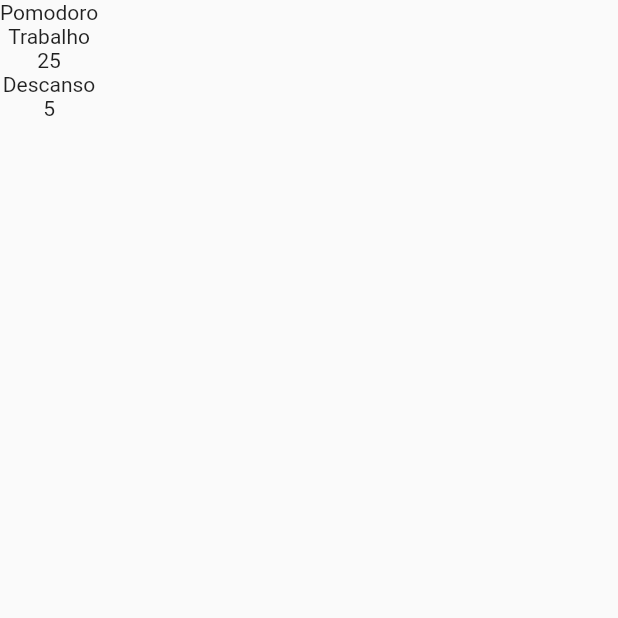
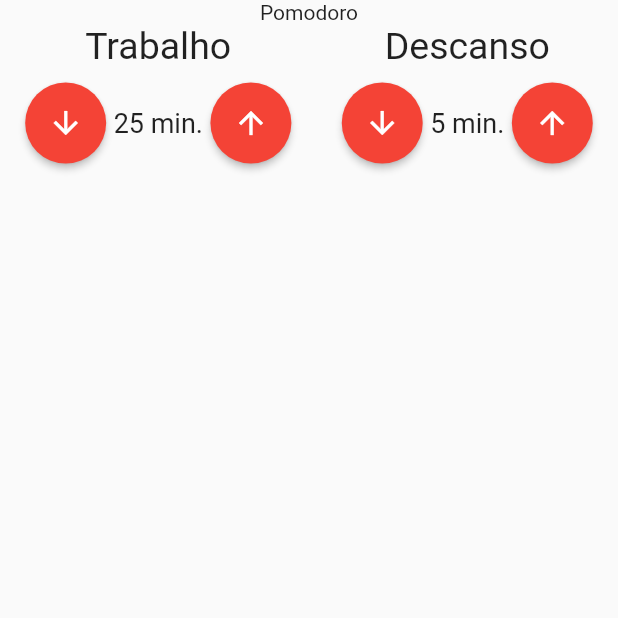
Before and after one commit to WesleyPizetta/pomodoro, a Flutter app: the screen it shows after launch, on a phone screen of 412 x 824 dp, the top half of it. Run offline on Flutter 3.47's test engine with Material 2 defaults, Android fonts, the phone set to English and light mode, and no system bars; our stand-ins replace mobx; generated files the repository leaves out were written again.

Commit message:
ajustando componentes iniciais na tela

```diff
--- a/lib/components/EntradaTempo.dart
+++ b/lib/components/EntradaTempo.dart
@@ -1,3 +1,4 @@
+import 'package:flutter/cupertino.dart';
 import 'package:flutter/material.dart';
 
 class EntradaTempo extends StatelessWidget {
@@ -13,9 +14,44 @@ class EntradaTempo extends StatelessWidget {
   @override
   Widget build(BuildContext context) {
     return Column(
+      crossAxisAlignment: CrossAxisAlignment.center,
       children: [
-        Text(this.titulo),
-        Text('${this.valor}')
+        Text(this.titulo, style: TextStyle(
+            fontSize: 25
+        ),),
+        SizedBox(height: 10,),
+        Row(
+          mainAxisAlignment: MainAxisAlignment.center,
+          children: [
+            ElevatedButton(
+                onPressed: () {},
+                child: Icon(
+                    Icons.arrow_downward,
+                    color: Colors.white
+                ),
+              style: ElevatedButton.styleFrom(
+                shape: CircleBorder(),
+                padding: EdgeInsets.all(15),
+                primary: Colors.red
+              ),
+            ),
+            Text('${this.valor} min.', style: TextStyle(
+              fontSize: 18
+            ),),
+            ElevatedButton(
+              onPressed: () {},
+              child: Icon(
+                  Icons.arrow_upward,
+                  color: Colors.white
+              ),
+              style: ElevatedButton.styleFrom(
+                  shape: CircleBorder(),
+                  padding: EdgeInsets.all(15),
+                  primary: Colors.red
+              ),
+            )
+          ],
+        )
       ],
     );
   }
--- a/lib/pages/pomodoro.dart
+++ b/lib/pages/pomodoro.dart
@@ -10,8 +10,13 @@ class Pomodoro extends StatelessWidget {
       body: Column(
         children: [
           Text('Pomodoro'),
-          EntradaTempo(valor: 25, titulo: 'Trabalho'),
-          EntradaTempo(valor: 5, titulo: 'Descanso')
+          Row(
+            mainAxisAlignment: MainAxisAlignment.spaceAround,
+            children: [
+              EntradaTempo(valor: 25, titulo: 'Trabalho'),
+              EntradaTempo(valor: 5, titulo: 'Descanso')
+            ],
+          ),
         ],
       ),
     );
```
